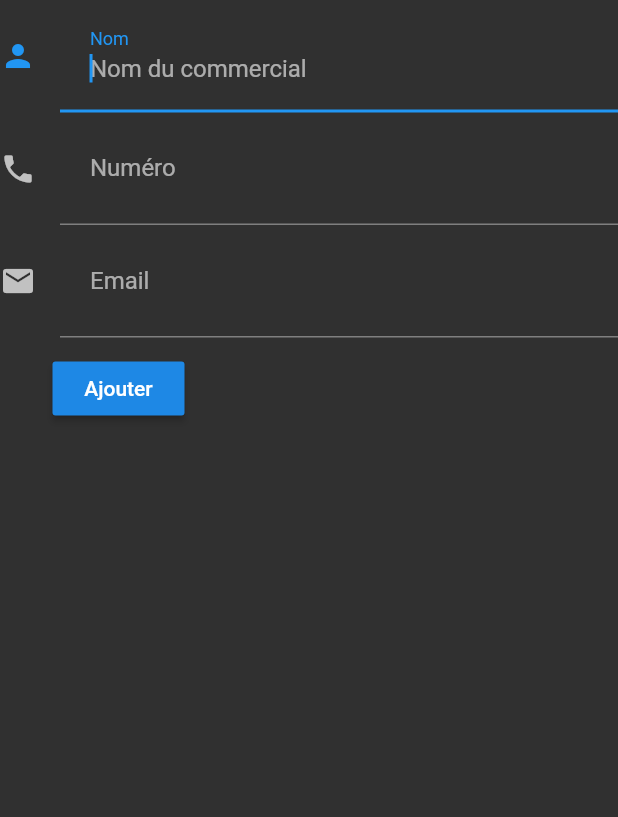
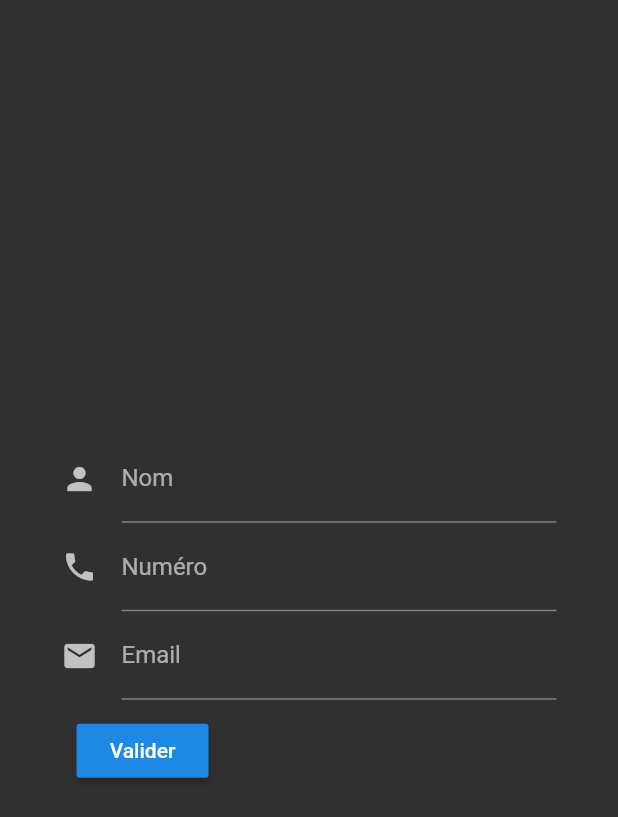
Before and after one commit to IsmaelMoussaoui/APP_Fourquets, a Flutter app: the NewProvider screen opened directly, on a phone screen of 412 x 824 dp. Shown: the top 817 px of the screen. Run offline on Flutter 3.47's test engine with Material 2 defaults, Android fonts, the phone set to English and light mode, and no system bars; our stand-ins replace email_validator; missing offline and left inert: animated_floatactionbuttons.

Commit message:
Refactoring code of forms provider

```diff
--- a/lib/Provider.dart
+++ b/lib/Provider.dart
@@ -1,7 +1,6 @@
 import 'package:email_validator/email_validator.dart';
 import 'package:flutter/material.dart';
 
-/// This is the stateful widget that the main application instantiates.
 class NewProvider extends StatefulWidget {
   NewProvider({Key key}) : super(key: key);
 
@@ -9,12 +8,10 @@ class NewProvider extends StatefulWidget {
   _MyStatefulWidgetState createState() => _MyStatefulWidgetState();
 }
 
-class contactProvider
-{
+class contactProvider {
   String namep;
   String phoneNumberp;
   String emailp;
-
   String get name => namep;
   String get phoneNumber => phoneNumberp;
   String get email => emailp;
@@ -34,88 +31,98 @@ class contactProvider
   contactProvider({this.namep, this.emailp, this.phoneNumberp});
 }
 
-/// This is the private State class that goes with MyStatefulWidget.
 class _MyStatefulWidgetState extends State<NewProvider>
 {
   final _formKey = GlobalKey<FormState>();
-  final Contact = new contactProvider();
+  var Contact = new contactProvider();
 
   @override
-  Widget build(BuildContext context) {
-    return Form(
+  Widget build(BuildContext context)
+  {
+    String _name;
+    String _numberPhone;
+    String _mail;
+
+    return Scaffold(
+      body: Center(
+        child: SingleChildScrollView(child: Column(
+          mainAxisAlignment: MainAxisAlignment.center,
+          children: <Widget>[
+
+            Container(
+              width: 350,
+              padding: EdgeInsets.all(10),
+              child: Form(
                 key: _formKey,
                 child: Column(
                     crossAxisAlignment: CrossAxisAlignment.start,
                     children: <Widget>[
+
                       TextFormField(
-            autofocus: true,
                         decoration: const InputDecoration(
-                icon: Icon(Icons.person),
-                hintText: 'Nom du commercial',
-                labelText: "Nom",
-                contentPadding: EdgeInsets.all(20.0)
+                          icon: const Icon(Icons.person),
+                          hintText: 'Entrez le nom du commercial',
+                          labelText: 'Nom'),
+                        keyboardType: TextInputType.name,
+                        validator: (name) {
+                          _name = name;
+                          if (_name.isEmpty)
+                            return 'Remplissez le champ';
+                          return null;
+                        }
                       ),
-            keyboardType: TextInputType.name,
-            validator: (value) {
-              if (value.isEmpty) {
-                return 'Entrez un nom';
+
+                      TextFormField(
+                        decoration: InputDecoration(
+                          icon: Icon(Icons.phone),
+                          hintText: 'Entrez le numéro de téléphone du commercial',
+                          labelText: 'Numéro'),
+                        keyboardType: TextInputType.phone,
+                        validator: (numberPhone){
+                          _numberPhone = numberPhone;
+                          if (_numberPhone.isEmpty)
+                            return 'Remplissez le champ';
+                          return null;
                         }
-              Contact.namep = value;
+                      ),
+
+                      TextFormField(
+                        decoration: InputDecoration(
+                          icon: Icon(Icons.mail),
+                          hintText: "Entrez l'adresse mail du commercial",
+                          labelText: "Email"),
+                        keyboardType: TextInputType.emailAddress,
+                        validator: (mail){
+                          _mail = mail;
+                          if (_mail.isEmpty)
+                            return 'Remplissez le champ';
                           return null;
+                        }
+                      ),
+
+                      new Container(
+                        padding: const EdgeInsets.all(10),
+                        child: RaisedButton(
+                          child: Text('Valider'),
+                          onPressed: (){
+                            if (_formKey.currentState.validate()){
+                              Scaffold.of(context)
+                                .showSnackBar(SnackBar(content: Text(_name + " ajouté aux commerciaux")));
+                              }
                             },
                         ),
-          TextFormField(
-            decoration: const InputDecoration(
-                icon: Icon(Icons.phone),
-                hintText: "Numéro du commercial",
-                labelText: "Numéro",
-                contentPadding: EdgeInsets.all(20.0)
+                      )
+
+
+                    ]
                 ),
-            keyboardType: TextInputType.phone,
-            validator: (value) {
-              var potentialNumber = int.tryParse(value);
-              if (potentialNumber == null) {
-                return 'Entrez un numéro de téléphone';
-              }
-              Contact.phoneNumberp = value;
-              return null;
-            },
-          ),
-          TextFormField(
-            decoration: const InputDecoration(
-              icon: Icon(Icons.mail),
-              hintText: "Adresse mail du commercial",
-              labelText: "Email",
-              contentPadding: EdgeInsets.all(20.0),
-            ),
-            keyboardType: TextInputType.emailAddress,
-            validator: (value) {
-              if (!EmailValidator.validate(value)) {
-                return 'Entrez une adresse email valide';
-              }
-              Contact.emailp = value;
-              return null;
-            },
-          ),
-          Padding(
-            padding: const EdgeInsets.symmetric(vertical: 10.0, horizontal: 35.0),
-            child: RaisedButton(
-              onPressed: () {
-                final form = _formKey.currentState;
-                if(form.validate()){
-                  form.save();
-                  Contact.save();
-                }
-              },
-              child: Text('Ajouter'),
               ),
             ),
           ],
         ),
+        ),
+      ),
     );
-  }
-  _showDialog(BuildContext context) {
-    Scaffold.of(context)
-        .showSnackBar(SnackBar(content: Text('Submitting form')));
+
   }
 }
```
Lines whose indentation alone changed are shown as unchanged.
